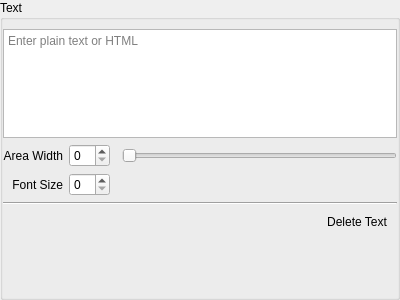
Above: client/nx_client_desktop/src/nx/client/desktop/export/widgets/text_overlay_settings_widget.ui from networkoptix/nx_open before the change. Below: the same form after it.
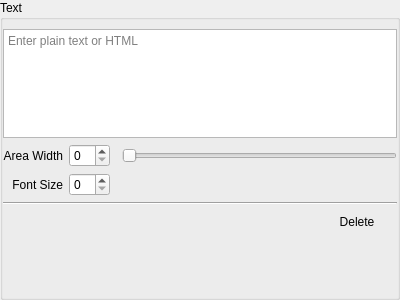
That is the form after the change.

```diff
--- a/client/nx_client_desktop/src/nx/client/desktop/export/widgets/text_overlay_settings_widget.ui
+++ b/client/nx_client_desktop/src/nx/client/desktop/export/widgets/text_overlay_settings_widget.ui
@@ -59,7 +59,7 @@
            <enum>Qt::NoFocus</enum>
           </property>
           <property name="text">
-           <string>Delete Text</string>
+           <string>Delete</string>
           </property>
           <property name="flat">
            <bool>true</bool>
```
